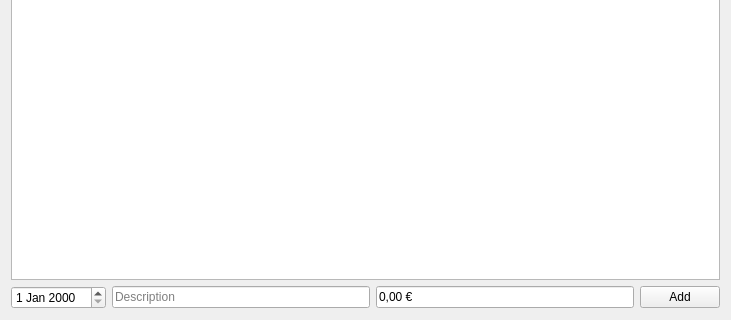
Qt form mainwindow.ui (SomethingElese18878/myMoneyJournal) before a commit; both pictures show x 0 to 731 and y 291 to 611 of the 731 by 611 pixel window.
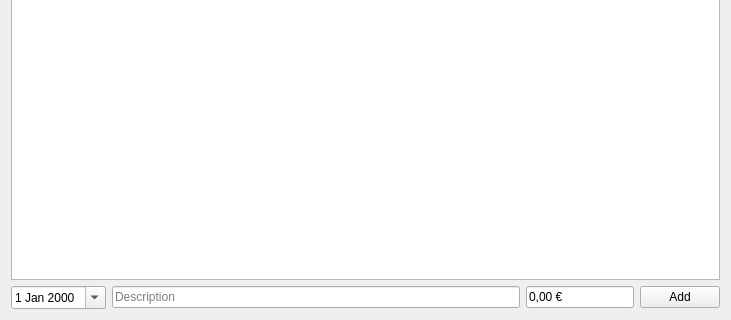
The same form after that commit.

Commit message: dateEdit starts with currentDate. newColumn <Total>

The edit to the form file:
```diff
--- a/mainwindow.ui
+++ b/mainwindow.ui
@@ -23,7 +23,11 @@
       <item>
        <layout class="QHBoxLayout" name="hLay_addBar">
         <item>
-         <widget class="QDateEdit" name="dateEdit"/>
+         <widget class="QDateEdit" name="dateEdit">
+          <property name="calendarPopup">
+           <bool>true</bool>
+          </property>
+         </widget>
         </item>
         <item>
          <widget class="QLineEdit" name="lineEditDescription">
@@ -38,7 +42,7 @@
           </property>
          </widget>
         </item>
-        <item>
+        <item alignment="Qt::AlignRight">
          <widget class="QLineEdit" name="lineEditPrice">
           <property name="text">
            <string>0,00 €</string>
```
The commit also changes 1 other file.
